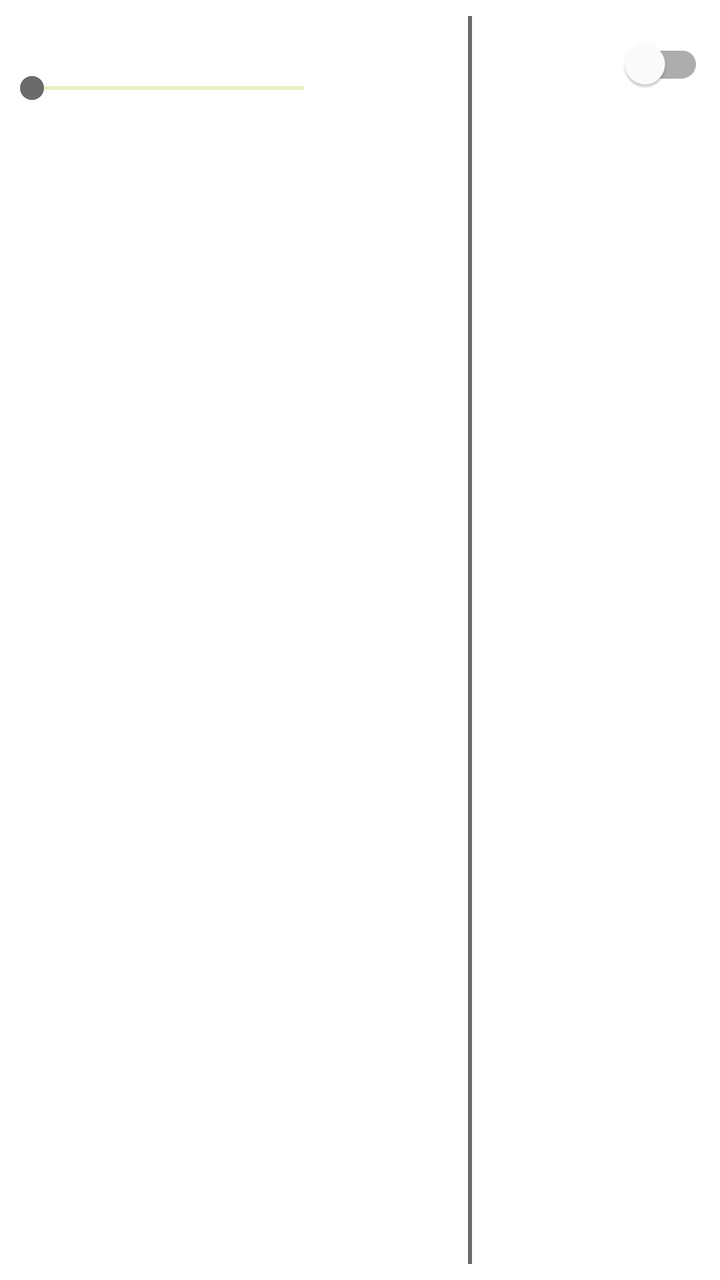
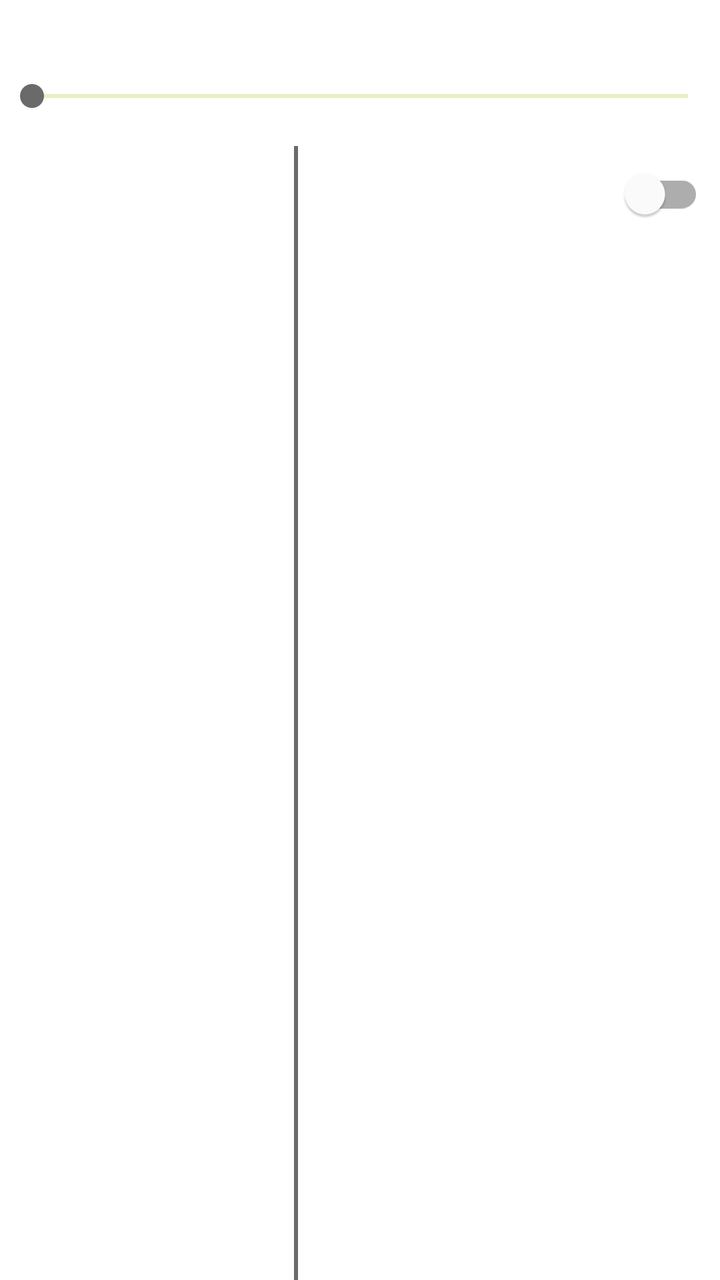

Before-and-after screenshots of an Android layout around one commit, followed by the original layout XML and the change that was made.
<!-- AndroidManifest.xml: application theme AppTheme -->
<!-- res/layout/list_item_hitch.xml -->
<layout xmlns:android="http://schemas.android.com/apk/res/android"
    xmlns:tool="http://schemas.android.com/tools">

    <data>

        <variable
            name="viewModel"
            type="eu.agribot.agribotapp.ui.fragment.manualcontrol.viewpager.toolcontrol.recycler.HitchListItemViewModel" />
    </data>

    <LinearLayout
        android:layout_width="match_parent"
        android:layout_height="wrap_content"
        android:orientation="horizontal">

        <LinearLayout
            android:layout_width="0dp"
            android:layout_height="wrap_content"
            android:layout_weight="4"
            android:orientation="vertical">

            <TextView
                android:id="@+id/recycler_tool_name"
                android:layout_width="wrap_content"
                android:layout_height="wrap_content"
                android:text="@{viewModel.toolName}"
                android:textSize="@dimen/text_size_medium" />

            <SeekBar
                android:id="@+id/recycler_seekbar"
                android:layout_width="match_parent"
                android:layout_height="wrap_content"
                android:layout_margin="@dimen/margin_medium"
                android:padding="@dimen/margin_medium"
                android:progressBackgroundTint="@color/base_green" />
        </LinearLayout>


        <TextView
            android:id="@+id/recycler_tool_value"
            android:layout_width="0dp"
            android:layout_height="wrap_content"
            android:layout_margin="@dimen/margin_medium"
            android:layout_weight="1"
            android:textStyle="bold"
            tool:text="300" />

        <View
            android:layout_width="2dp"
            android:layout_height="match_parent"
            android:layout_margin="@dimen/margin_medium"
            android:background="@color/gray" />

        <TextView
            android:id="@+id/recyclerEncoderValue"
            android:layout_width="0dp"
            android:layout_height="wrap_content"
            android:layout_margin="@dimen/margin_medium"
            android:layout_weight="1"
            android:textColor="@color/base_green"
            android:text="@{viewModel.encoderValue}"
            android:textStyle="bold"
            tool:text="300" />

        <com.google.android.material.switchmaterial.SwitchMaterial
            android:id="@+id/recycler_switch"
            android:layout_width="0dp"
            android:layout_height="wrap_content"
            android:layout_margin="@dimen/margin_medium"
            android:layout_weight="1" />

    </LinearLayout>
</layout>
<!-- resources referenced by this layout -->
<resources>
  <color name="base_green">#a4c01b</color>
  <color name="gray">#6A6A6A</color>
  <dimen name="margin_medium">8dp</dimen>
  <dimen name="text_size_medium">14sp</dimen>
  <style name="AppTheme" parent="Theme.MaterialComponents.Light.DarkActionBar">
          
          <item name="colorPrimary">@color/colorPrimary</item>
          <item name="colorPrimaryDark">@color/colorPrimaryDark</item>
          <item name="colorAccent">@color/colorAccent</item>
      </style>
  <color name="colorPrimary">@color/base_green</color>
  <color name="colorPrimaryDark">@color/base_green_darker</color>
  <color name="colorAccent">@color/gray</color>
  <color name="base_green_darker">#839915</color>
</resources>

<!-- the commit's change to res/layout/list_item_hitch.xml (unified diff, before → after) -->
@@ -1,5 +1,6 @@
 <layout xmlns:android="http://schemas.android.com/apk/res/android"
-    xmlns:tool="http://schemas.android.com/tools">
+    xmlns:tool="http://schemas.android.com/tools"
+    xmlns:app="http://schemas.android.com/apk/res-auto">
 
     <data>
 
@@ -8,46 +9,51 @@
             type="eu.agribot.agribotapp.ui.fragment.manualcontrol.viewpager.toolcontrol.recycler.HitchListItemViewModel" />
     </data>
 
-    <LinearLayout
+
+
+    <androidx.constraintlayout.widget.ConstraintLayout
         android:layout_width="match_parent"
-        android:layout_height="wrap_content"
-        android:orientation="horizontal">
+        android:layout_height="wrap_content">
 
-        <LinearLayout
-            android:layout_width="0dp"
+        <TextView
+            android:id="@+id/recycler_tool_name"
+            android:layout_width="wrap_content"
             android:layout_height="wrap_content"
-            android:layout_weight="4"
-            android:orientation="vertical">
+            android:text="@{viewModel.toolName}"
+            app:layout_constraintStart_toStartOf="parent"
+            app:layout_constraintTop_toTopOf="parent"
+            android:layout_margin="@dimen/margin_small"
+            android:textSize="@dimen/text_size_medium" />
 
-            <TextView
-                android:id="@+id/recycler_tool_name"
-                android:layout_width="wrap_content"
-                android:layout_height="wrap_content"
-                android:text="@{viewModel.toolName}"
-                android:textSize="@dimen/text_size_medium" />
-
-            <SeekBar
-                android:id="@+id/recycler_seekbar"
-                android:layout_width="match_parent"
-                android:layout_height="wrap_content"
-                android:layout_margin="@dimen/margin_medium"
-                android:padding="@dimen/margin_medium"
-                android:progressBackgroundTint="@color/base_green" />
-        </LinearLayout>
-
+        <SeekBar
+            android:id="@+id/recycler_seekbar"
+            android:layout_width="match_parent"
+            android:layout_height="wrap_content"
+            android:layout_margin="@dimen/margin_medium"
+            android:padding="@dimen/margin_medium"
+            app:layout_constraintStart_toStartOf="parent"
+            app:layout_constraintTop_toBottomOf="@id/recycler_tool_name"
+            android:progressBackgroundTint="@color/base_green" />
 
         <TextView
             android:id="@+id/recycler_tool_value"
             android:layout_width="0dp"
             android:layout_height="wrap_content"
             android:layout_margin="@dimen/margin_medium"
+            app:layout_constraintStart_toStartOf="parent"
+            app:layout_constraintEnd_toStartOf="@id/divider"
+            app:layout_constraintTop_toBottomOf="@id/recycler_seekbar"
             android:layout_weight="1"
             android:textStyle="bold"
             tool:text="300" />
 
         <View
+            android:id="@+id/divider"
             android:layout_width="2dp"
-            android:layout_height="match_parent"
+            android:layout_height="wrap_content"
+            app:layout_constraintTop_toBottomOf="@id/recycler_seekbar"
+            app:layout_constraintStart_toEndOf="@id/recycler_tool_value"
+            app:layout_constraintEnd_toStartOf="@id/recyclerEncoderValue"
             android:layout_margin="@dimen/margin_medium"
             android:background="@color/gray" />
 
@@ -57,6 +63,9 @@
             android:layout_height="wrap_content"
             android:layout_margin="@dimen/margin_medium"
             android:layout_weight="1"
+            app:layout_constraintStart_toEndOf="@id/divider"
+            app:layout_constraintEnd_toStartOf="@id/recycler_switch"
+            app:layout_constraintTop_toBottomOf="@id/recycler_seekbar"
             android:textColor="@color/base_green"
             android:text="@{viewModel.encoderValue}"
             android:textStyle="bold"
@@ -64,10 +73,15 @@
 
         <com.google.android.material.switchmaterial.SwitchMaterial
             android:id="@+id/recycler_switch"
-            android:layout_width="0dp"
+            android:layout_width="wrap_content"
             android:layout_height="wrap_content"
             android:layout_margin="@dimen/margin_medium"
+            app:layout_constraintStart_toEndOf="@id/recyclerEncoderValue"
+            app:layout_constraintTop_toBottomOf="@id/recycler_seekbar"
+            app:layout_constraintEnd_toEndOf="parent"
             android:layout_weight="1" />
 
-    </LinearLayout>
+
+
+    </androidx.constraintlayout.widget.ConstraintLayout>
 </layout>
<!-- resource entries referenced after the edit -->
@@ -3,6 +3,7 @@
   <color name="base_green">#a4c01b</color>
   <color name="gray">#6A6A6A</color>
   <dimen name="margin_medium">8dp</dimen>
+  <dimen name="margin_small">4dp</dimen>
   <dimen name="text_size_medium">14sp</dimen>
   <style name="AppTheme" parent="Theme.MaterialComponents.Light.DarkActionBar">
           
